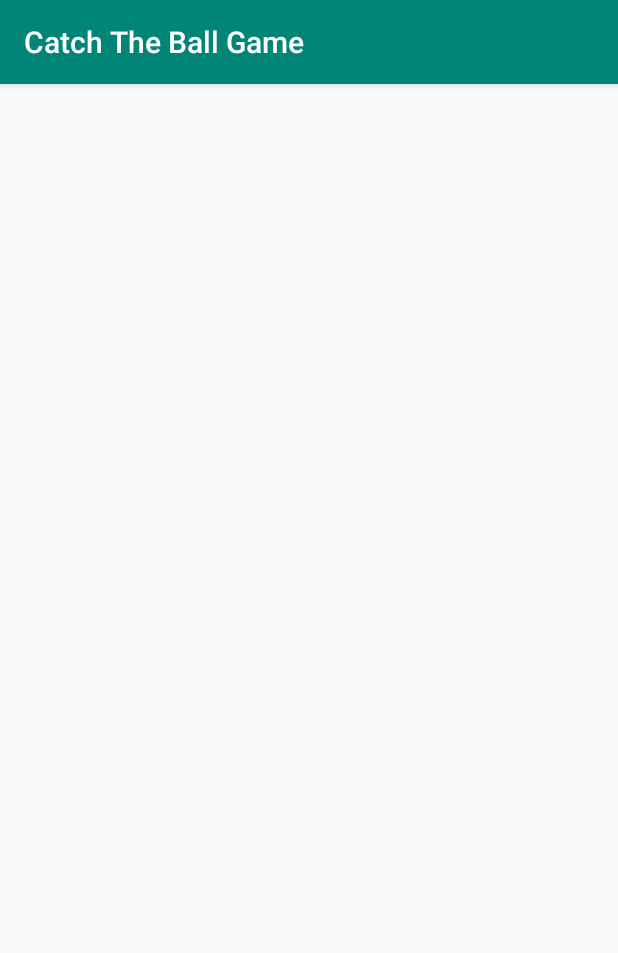
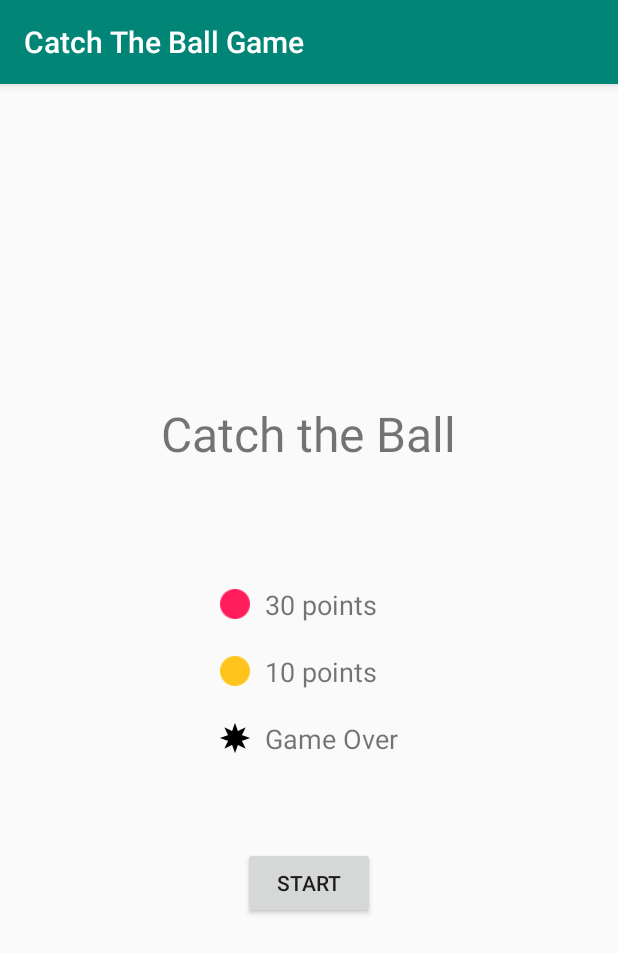
Before and after one commit to alessanderleite/CatchTheBallGame, an Android app: the Start screen opened directly, with no data from a screen before it, on a phone screen of 412 x 824 dp. Shown: the top 953 px of the screen. Run offline under Robolectric (Android 15) with nearby library versions, the phone set to English and light mode, and no system bars.

Commit message:
code the activity_start layout

```diff
--- a/app/src/main/res/layout/activity_start.xml
+++ b/app/src/main/res/layout/activity_start.xml
@@ -1,9 +1,74 @@
 <?xml version="1.0" encoding="utf-8"?>
-<android.support.constraint.ConstraintLayout xmlns:android="http://schemas.android.com/apk/res/android"
-    xmlns:app="http://schemas.android.com/apk/res-auto"
+<LinearLayout xmlns:android="http://schemas.android.com/apk/res/android"
     xmlns:tools="http://schemas.android.com/tools"
     android:layout_width="match_parent"
     android:layout_height="match_parent"
+    android:orientation="vertical"
+    android:gravity="center"
     tools:context=".Start">
 
-</android.support.constraint.ConstraintLayout>
+    <TextView
+        android:layout_width="wrap_content"
+        android:layout_height="wrap_content"
+        android:text="Catch the Ball"
+        android:textSize="32sp"/>
+
+    <TableLayout
+        android:layout_width="wrap_content"
+        android:layout_height="wrap_content"
+        android:layout_marginTop="80dp">
+
+        <TableRow
+            android:gravity="center_vertical">
+            <ImageView
+                android:layout_width="20dp"
+                android:layout_height="20dp"
+                android:src="@drawable/pink" />
+            <TextView
+                android:layout_width="wrap_content"
+                android:layout_height="wrap_content"
+                android:text="30 points"
+                android:textSize="18sp"
+                android:paddingLeft="10dp"/>
+        </TableRow>
+
+        <TableRow
+            android:layout_marginTop="20dp"
+            android:gravity="center_vertical">
+            <ImageView
+                android:layout_width="20dp"
+                android:layout_height="20dp"
+                android:src="@drawable/orange" />
+            <TextView
+                android:layout_width="wrap_content"
+                android:layout_height="wrap_content"
+                android:text="10 points"
+                android:textSize="18sp"
+                android:paddingLeft="10dp"/>
+        </TableRow>
+
+        <TableRow
+            android:layout_marginTop="20dp"
+            android:gravity="center_vertical">
+            <ImageView
+                android:layout_width="20dp"
+                android:layout_height="20dp"
+                android:src="@drawable/black" />
+            <TextView
+                android:layout_width="wrap_content"
+                android:layout_height="wrap_content"
+                android:text="Game Over"
+                android:textSize="18sp"
+                android:paddingLeft="10dp"/>
+        </TableRow>
+
+    </TableLayout>
+
+    <Button
+        android:layout_width="wrap_content"
+        android:layout_height="wrap_content"
+        android:text="START"
+        android:layout_marginTop="60dp"
+        android:onClick="startGame"/>
+
+</LinearLayout>
```
